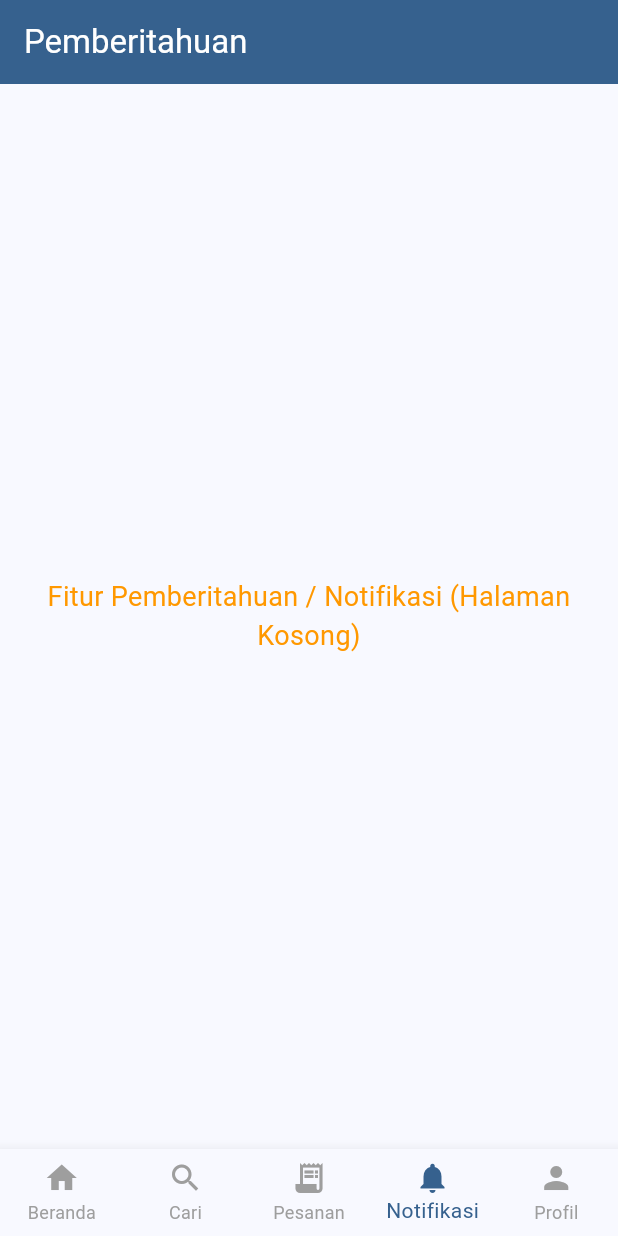
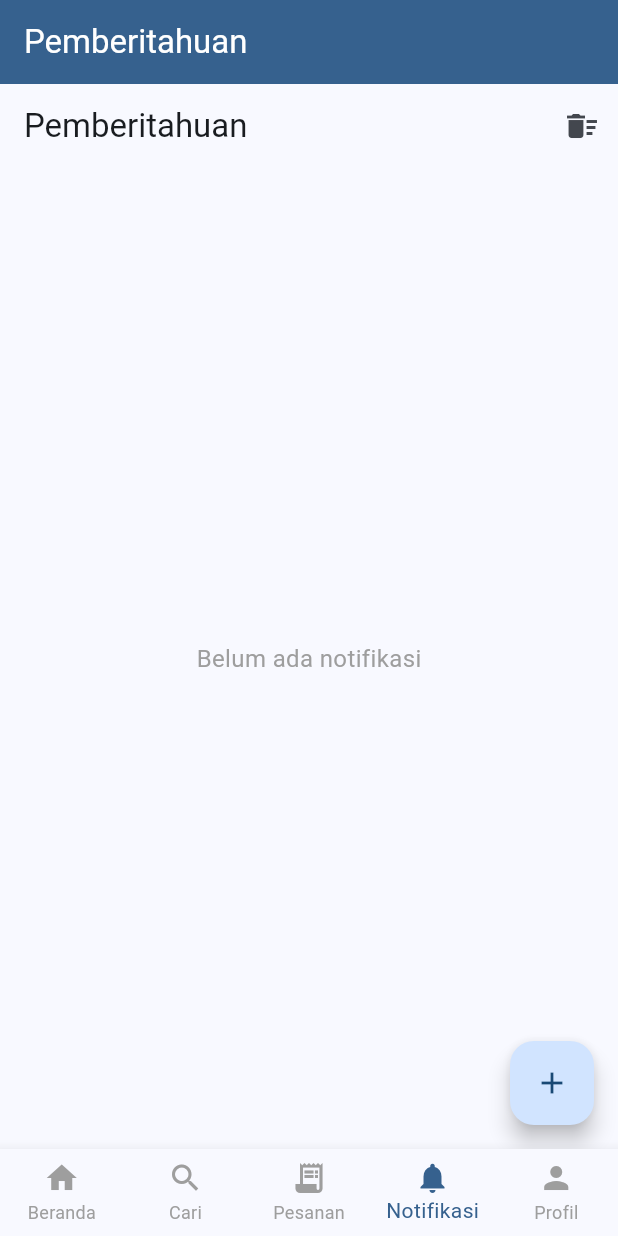
Before and after one commit to Arzaleph/ReBox_Project, a Flutter app: the screen it shows after launch, item 4 of the bottom bar chosen, on a phone screen of 412 x 824 dp. Run offline on Flutter 3.47's test engine with Material 3 defaults, Android fonts, the light colour scheme and no system bars; our stand-ins replace shared_preferences.

Commit message:
add notification

```diff
--- a/lib/beranda/screens/beranda_screen.dart
+++ b/lib/beranda/screens/beranda_screen.dart
@@ -13,6 +13,7 @@ import 'package:project_pti/pesanan/screens/pesanan_screen.dart';
 import 'package:project_pti/profil/screens/profil_screen.dart';
 // --- TAMBAH IMPORT PENGATURAN ---
 import 'package:project_pti/pengaturan/screens/pengaturan_screen.dart';
+import 'package:project_pti/notifikasi/notifications_service.dart';
 
 
 class MainScreen extends StatefulWidget {
@@ -92,20 +93,54 @@ class _MainScreenState extends State<MainScreen> {
       // Tampilkan konten halaman yang sesuai dengan _selectedIndex
       body: _widgetOptions.elementAt(_selectedIndex),
 
-      // Bottom Navigation Bar
-      bottomNavigationBar: BottomNavigationBar(
+      // Bottom Navigation Bar with badge for unread notifications
+      bottomNavigationBar: AnimatedBuilder(
+        animation: NotificationsService.instance,
+        builder: (context, _) {
+          final unread = NotificationsService.instance.notifications.where((n) => !n.read).length;
+          return BottomNavigationBar(
             type: BottomNavigationBarType.fixed,
-        items: const [
-          BottomNavigationBarItem(icon: Icon(Icons.home), label: 'Beranda'),
-          BottomNavigationBarItem(icon: Icon(Icons.search), label: 'Cari'),
-          BottomNavigationBarItem(icon: Icon(Icons.receipt_long), label: 'Pesanan'),
-          BottomNavigationBarItem(icon: Icon(Icons.notifications), label: 'Notifikasi'),
-          BottomNavigationBarItem(icon: Icon(Icons.person), label: 'Profil'),
+            items: [
+              const BottomNavigationBarItem(icon: Icon(Icons.home), label: 'Beranda'),
+              const BottomNavigationBarItem(icon: Icon(Icons.search), label: 'Cari'),
+              const BottomNavigationBarItem(icon: Icon(Icons.receipt_long), label: 'Pesanan'),
+              BottomNavigationBarItem(
+                icon: Stack(
+                  clipBehavior: Clip.none,
+                  children: [
+                    const Icon(Icons.notifications),
+                    if (unread > 0)
+                      Positioned(
+                        right: -6,
+                        top: -4,
+                        child: Container(
+                          padding: const EdgeInsets.all(1),
+                          decoration: BoxDecoration(
+                            color: Colors.redAccent,
+                            borderRadius: BorderRadius.circular(10),
+                          ),
+                          constraints: const BoxConstraints(minWidth: 16, minHeight: 16),
+                          child: Center(
+                            child: Text(
+                              unread > 99 ? '99+' : unread.toString(),
+                              style: const TextStyle(color: Colors.white, fontSize: 10, fontWeight: FontWeight.bold),
+                              textAlign: TextAlign.center,
+                            ),
+                          ),
+                        ),
+                      ),
+                  ],
+                ),
+                label: 'Notifikasi',
+              ),
+              const BottomNavigationBarItem(icon: Icon(Icons.person), label: 'Profil'),
             ],
             currentIndex: _selectedIndex,
             selectedItemColor: Theme.of(context).colorScheme.primary,
             unselectedItemColor: Colors.grey,
             onTap: _onItemTapped, // Logika perpindahan tab
+          );
+        },
       ),
     );
   }
--- /dev/null
+++ b/lib/notifikasi/notifications_service.dart
@@ -0,0 +1,102 @@
+import 'dart:convert';
+import 'package:flutter/material.dart';
+import 'package:shared_preferences/shared_preferences.dart';
+
+class AppNotification {
+  final String id;
+  final String title;
+  final String body;
+  final DateTime timestamp;
+  bool read;
+
+  AppNotification({
+    required this.id,
+    required this.title,
+    required this.body,
+    required this.timestamp,
+    this.read = false,
+  });
+
+  factory AppNotification.fromMap(Map<String, dynamic> m) {
+    return AppNotification(
+      id: m['id'] as String,
+      title: m['title'] as String,
+      body: m['body'] as String,
+      timestamp: DateTime.parse(m['timestamp'] as String),
+      read: m['read'] as bool? ?? false,
+    );
+  }
+
+  Map<String, dynamic> toMap() => {
+        'id': id,
+        'title': title,
+        'body': body,
+        'timestamp': timestamp.toIso8601String(),
+        'read': read,
+      };
+}
+
+class NotificationsService extends ChangeNotifier {
+  NotificationsService._internal();
+  static final NotificationsService instance = NotificationsService._internal();
+
+  static const _kKey = 'notifications_list';
+  late SharedPreferences _prefs;
+
+  List<AppNotification> _notifications = [];
+  List<AppNotification> get notifications => List.unmodifiable(_notifications);
+
+  Future<void> init() async {
+    _prefs = await SharedPreferences.getInstance();
+    final raw = _prefs.getString(_kKey);
+    if (raw != null && raw.isNotEmpty) {
+      try {
+        final list = jsonDecode(raw) as List<dynamic>;
+        _notifications = list
+            .map((e) => AppNotification.fromMap(Map<String, dynamic>.from(e as Map)))
+            .toList();
+      } catch (_) {
+        _notifications = [];
+      }
+    }
+    notifyListeners();
+  }
+
+  Future<void> _save() async {
+    final encoded = jsonEncode(_notifications.map((e) => e.toMap()).toList());
+    await _prefs.setString(_kKey, encoded);
+  }
+
+  Future<void> addNotification({required String title, required String body}) async {
+    final n = AppNotification(
+      id: DateTime.now().microsecondsSinceEpoch.toString(),
+      title: title,
+      body: body,
+      timestamp: DateTime.now(),
+    );
+    _notifications.insert(0, n);
+    await _save();
+    notifyListeners();
+  }
+
+  Future<void> markRead(String id, {bool read = true}) async {
+    final idx = _notifications.indexWhere((e) => e.id == id);
+    if (idx != -1) {
+      _notifications[idx].read = read;
+      await _save();
+      notifyListeners();
+    }
+  }
+
+  Future<void> remove(String id) async {
+    _notifications.removeWhere((e) => e.id == id);
+    await _save();
+    notifyListeners();
+  }
+
+  Future<void> clearAll() async {
+    _notifications.clear();
+    await _prefs.remove(_kKey);
+    notifyListeners();
+  }
+}
--- a/lib/notifikasi/screens/notifikasi_screen.dart
+++ b/lib/notifikasi/screens/notifikasi_screen.dart
@@ -1,15 +1,123 @@
+// ignore_for_file: use_build_context_synchronously
 import 'package:flutter/material.dart';
+import 'package:project_pti/notifikasi/notifications_service.dart';
+import 'package:project_pti/pengaturan/settings_service.dart';
+import 'package:project_pti/notifikasi/widgets/notification_item.dart';
 
-class NotifikasiScreen extends StatelessWidget {
+class NotifikasiScreen extends StatefulWidget {
   const NotifikasiScreen({super.key});
 
   @override
+  State<NotifikasiScreen> createState() => _NotifikasiScreenState();
+}
+
+class _NotifikasiScreenState extends State<NotifikasiScreen> {
+  @override
+  void initState() {
+    super.initState();
+    // ensure service initialized (it may already be)
+    NotificationsService.instance.init();
+  }
+
+  @override
   Widget build(BuildContext context) {
-    return const Center(
-      child: Text(
-        'Fitur Pemberitahuan / Notifikasi (Halaman Kosong)',
-        style: TextStyle(fontSize: 18, color: Colors.orange),
-        textAlign: TextAlign.center,
+    return Scaffold(
+      appBar: AppBar(
+        title: const Text('Pemberitahuan'),
+        actions: [
+          IconButton(
+            icon: const Icon(Icons.delete_sweep),
+            tooltip: 'Bersihkan semua',
+            onPressed: () async {
+              final confirm = await showDialog<bool>(
+                context: context,
+                builder: (c) => AlertDialog(
+                  title: const Text('Konfirmasi'),
+                  content: const Text('Hapus semua notifikasi?'),
+                  actions: [
+                    TextButton(onPressed: () => Navigator.of(c).pop(false), child: const Text('Batal')),
+                    TextButton(onPressed: () => Navigator.of(c).pop(true), child: const Text('Hapus')),
+                  ],
+                ),
+              );
+              if (confirm == true) {
+                await NotificationsService.instance.clearAll();
+                if (!mounted) return;
+                ScaffoldMessenger.of(context).showSnackBar(const SnackBar(content: Text('Semua notifikasi dihapus')));
+              }
+            },
+          )
+        ],
+      ),
+      body: AnimatedBuilder(
+        animation: NotificationsService.instance,
+        builder: (context, _) {
+          final list = NotificationsService.instance.notifications;
+          if (list.isEmpty) {
+            return const Center(
+              child: Text('Belum ada notifikasi', style: TextStyle(fontSize: 16, color: Colors.grey)),
+            );
+          }
+          return ListView.separated(
+            padding: const EdgeInsets.all(8.0),
+            itemCount: list.length,
+            separatorBuilder: (_, __) => const Divider(height: 1),
+            itemBuilder: (context, index) {
+              final n = list[index];
+              return Dismissible(
+                key: Key(n.id),
+                direction: DismissDirection.endToStart,
+                background: Container(
+                  color: Colors.redAccent,
+                  alignment: Alignment.centerRight,
+                  padding: const EdgeInsets.only(right: 16),
+                  child: const Icon(Icons.delete, color: Colors.white),
+                ),
+                onDismissed: (_) async {
+                  await NotificationsService.instance.remove(n.id);
+                },
+                child: NotificationItemWidget(
+                  notification: n,
+                  onTap: () async {
+                    // Mark read and show details
+                    await NotificationsService.instance.markRead(n.id, read: true);
+                    if (!mounted) return;
+                    showDialog<void>(
+                      context: context,
+                      builder: (c) => AlertDialog(
+                        title: Text(n.title),
+                        content: Text(n.body),
+                        actions: [
+                          TextButton(onPressed: () => Navigator.of(c).pop(), child: const Text('Tutup')),
+                        ],
+                      ),
+                    );
+                  },
+                  onDelete: () async {
+                    await NotificationsService.instance.remove(n.id);
+                  },
+                ),
+              );
+            },
+          );
+        },
+      ),
+      floatingActionButton: FloatingActionButton(
+        tooltip: 'Tambah notifikasi contoh',
+        child: const Icon(Icons.add),
+        onPressed: () async {
+          // Respect user's notification preference
+          if (!SettingsService.instance.notificationsEnabled) {
+            ScaffoldMessenger.of(context).showSnackBar(
+              const SnackBar(content: Text('Notifikasi nonaktif di pengaturan')),
+            );
+            return;
+          }
+          await NotificationsService.instance.addNotification(
+            title: 'Contoh Notifikasi',
+            body: 'Ini adalah notifikasi contoh yang dihasilkan secara lokal.',
+          );
+        },
       ),
     );
   }
```
Also changed, not shown: lib/notifikasi/widgets/notification_item.dart (added, +32 -0 lines). Lines whose indentation alone changed are shown as unchanged.
